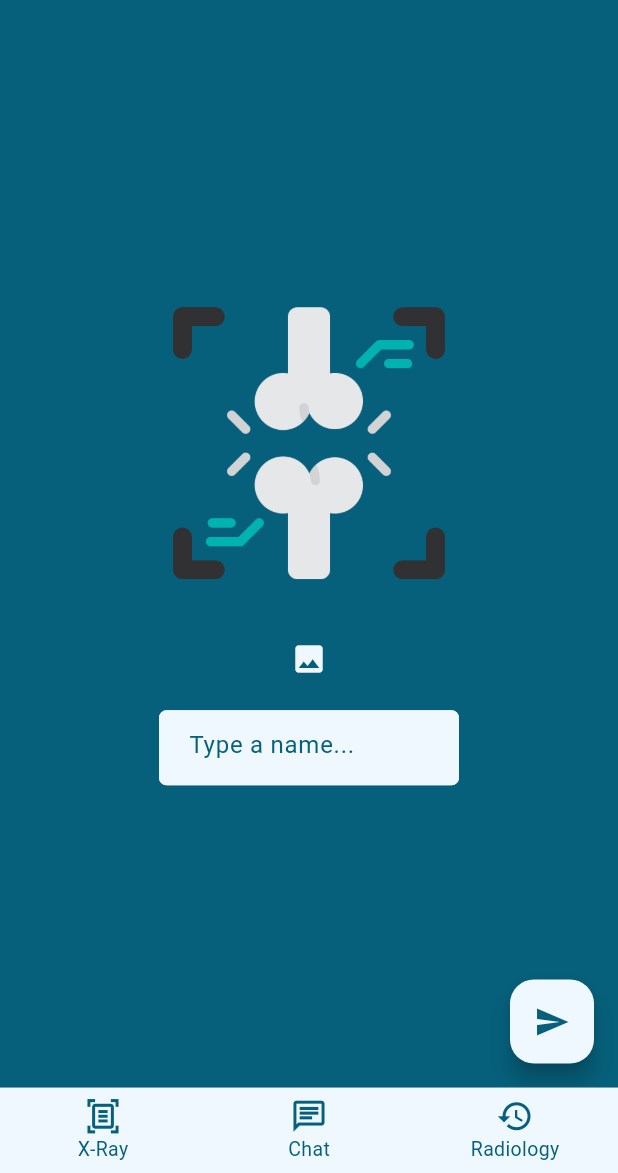
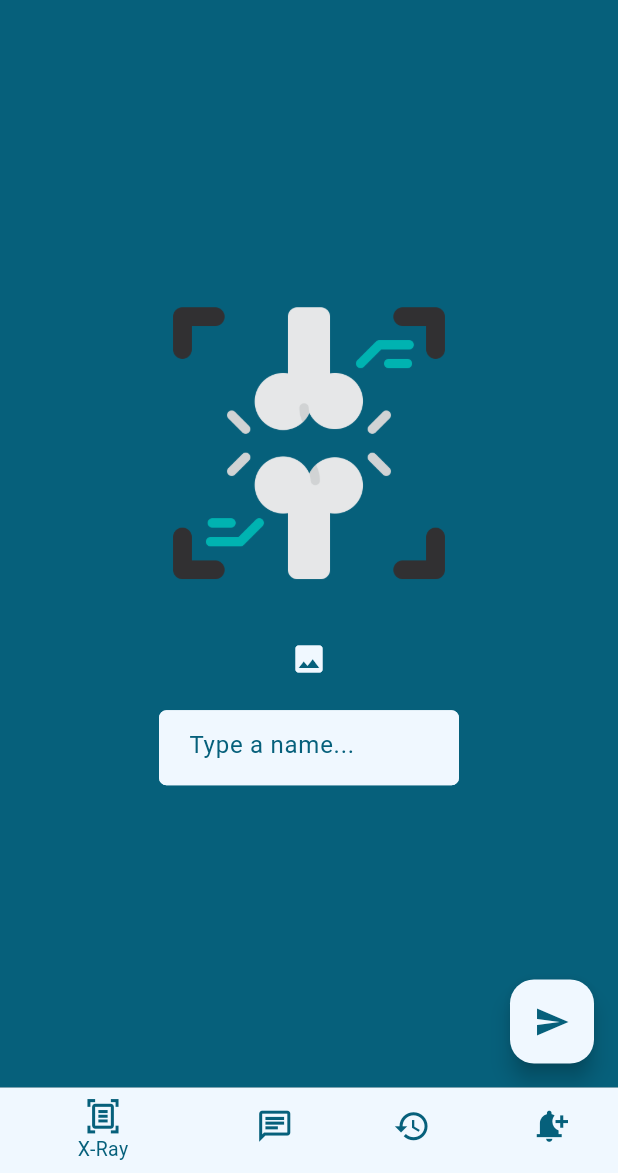
Before and after one commit to Graduation-team1/knee-app, a Flutter app: the BottomNavBar screen opened directly, item 2 of the bottom bar chosen, after a tap on the "arrow back" icon, on a phone screen of 412 x 824 dp, the part 63-1236 px from its top. Run offline on Flutter 3.47's test engine with Material 3 defaults, Android fonts, the phone set to English and light mode, and no system bars; our stand-ins replace cloud_firestore, firebase_auth, firebase_core, flare_flutter, flutter_local_notifications, flutter_rating_bar and 9 more; missing offline and left inert: dialog_flowtter; accounts and stored records are empty; project files that could hold a hidden picture were left out.

Commit message:
reminder in bottomNavBar with all logic

```diff
--- a/lib/bottomNavbar.dart
+++ b/lib/bottomNavbar.dart
@@ -144,8 +144,10 @@
 // }
 import 'package:flutter/material.dart';
 import 'package:knee_app/chat.dart';
+import 'package:knee_app/constants.dart';
 import 'package:knee_app/exercise.dart';
 import 'package:knee_app/help.dart';
+import 'package:knee_app/pages/home_page.dart';
 import 'package:knee_app/radiology.dart';
 import 'package:knee_app/rating_bar.dart';
 import 'package:knee_app/x_rays_page.dart';
@@ -175,12 +177,16 @@ class _BottomNavBarState extends State<BottomNavBar> {
     if (show && _selectedIndex == 1) {
       _navigatorKey.currentState?.maybePop();
     }
+    if (show && _selectedIndex == 3) {
+      _navigatorKey.currentState?.maybePop();
+    }
   }
 
   List<Widget> screens = [
     XRaysPage(),
     Chat(),
     RadiologyPage(),
+    HomePage(),
   ];
   int _selectedIndex = 0;
   bool _showBottomNavBar = true;
@@ -193,7 +199,11 @@ class _BottomNavBarState extends State<BottomNavBar> {
       key: BottomNavBar.navKey,
       backgroundColor: Color(0xFF06607B),
       bottomNavigationBar: _showBottomNavBar
-          ? BottomNavigationBar(
+          ? Theme(
+        data: Theme.of(context).copyWith(
+          canvasColor: kPrimaryColor, // Set bottom navigation bar background color to red
+        ),
+        child: BottomNavigationBar(
           currentIndex: _selectedIndex,
           onTap: (index) {
             setState(() {
@@ -208,32 +218,40 @@ class _BottomNavBarState extends State<BottomNavBar> {
                   MaterialPageRoute(builder: (context) => Chat()),
                 );
               }
+              if (index == 3) {
+                Navigator.pushReplacement(
+                  context,
+                  MaterialPageRoute(builder: (context) => HomePage()),
+                );
+              }
             });
           },
           elevation: 0.0,
           iconSize: 25,
           selectedFontSize: 13,
           unselectedFontSize: 13,
-        backgroundColor: Color(0xFFF0F8FF),
-        selectedItemColor:Color(0xFF06607B),
+          backgroundColor: Colors.transparent, // Set transparent background
+          selectedItemColor: Color(0xFF06607B),
           unselectedItemColor: Color(0xFF06607B),
           items: const [
             BottomNavigationBarItem(
               icon: Icon(Icons.document_scanner_outlined),
-            // activeIcon: Icon(Icons.document_scanner),
               label: 'X-Ray',
             ),
             BottomNavigationBarItem(
               icon: Icon(Icons.chat_outlined),
-            // activeIcon: Icon(Icons.chat),
               label: 'Chat',
             ),
             BottomNavigationBarItem(
               icon: Icon(Icons.history),
-            // activeIcon: Icon(Icons.history_sharp),
               label: 'Radiology',
             ),
+            BottomNavigationBarItem(
+              icon: Icon(Icons.notification_add),
+              label: 'Reminder',
+            ),
           ],
+        ),
       )
           : SizedBox(),
       body: Navigator(
--- a/lib/main.dart
+++ b/lib/main.dart
@@ -62,6 +62,7 @@ class _MyAppState extends State<MyApp> {
             '/help': (context) => Help(),
             '/rating': (context) => RatingPage(),
             '/exercise': (context) => ExercisePage(),
+            '/xray':(context) => XRaysPage()
           },
           debugShowCheckedModeBanner: false,
           home: StreamBuilder<User?>(
```
Also changed, not shown: lib/pages/home_page.dart (+15 -0 lines). Lines whose indentation alone changed are shown as unchanged.
